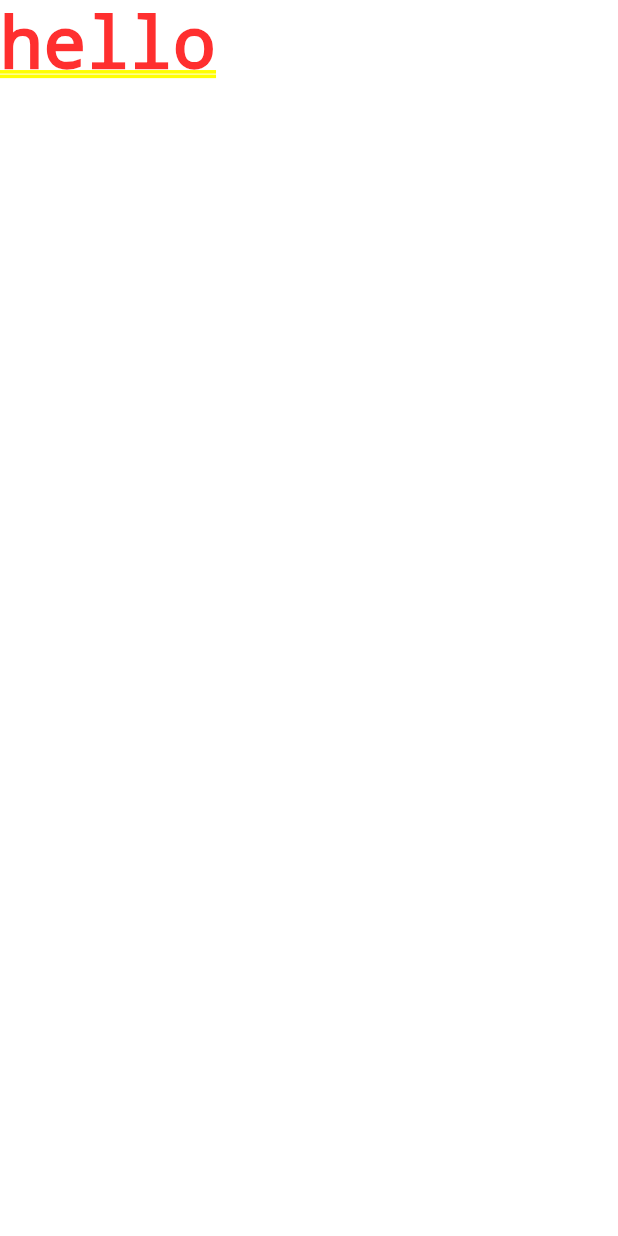
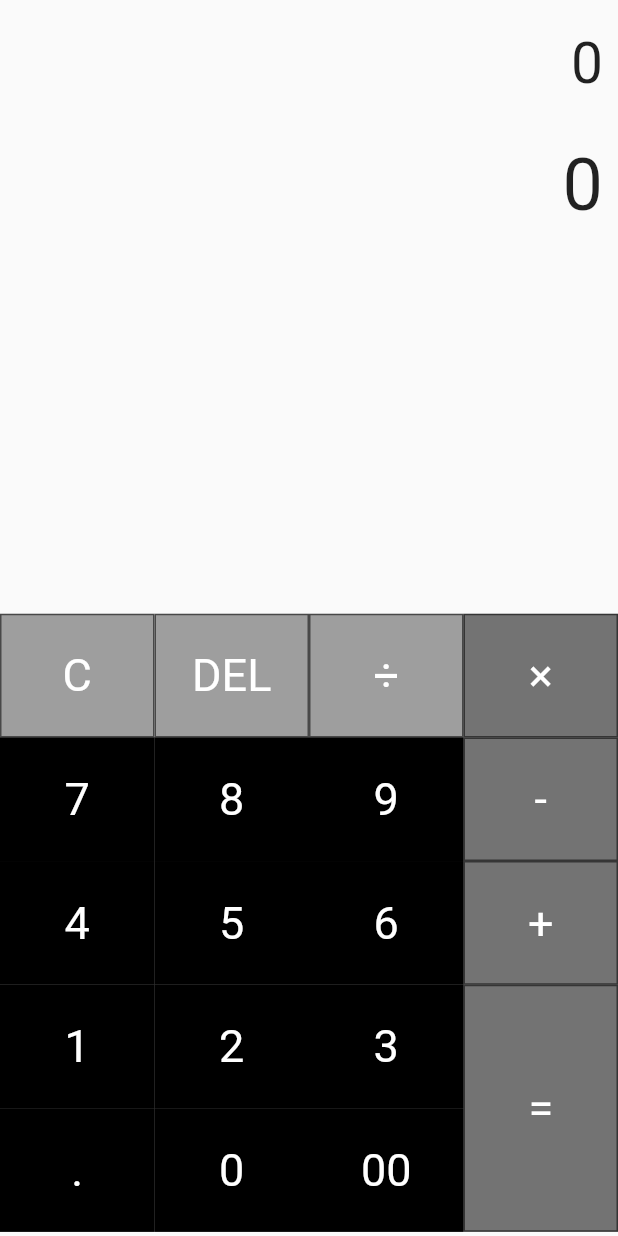
Before and after one commit to Cindy-dev/calculator, a Flutter app: the screen it shows after launch, on a phone screen of 412 x 824 dp. Run offline on Flutter 3.47's test engine with Material 2 defaults, Android fonts, the phone set to English and light mode, and no system bars; our stand-ins replace math_expressions.

Commit message:
A simple calculator

```diff
--- /dev/null
+++ b/lib/buttons.dart
@@ -0,0 +1,44 @@
+import 'package:flutter/material.dart';
+import 'package:provider/provider.dart';
+import './provider/button_provider.dart';
+
+class Buttons extends StatefulWidget {
+  final String buttonText;
+  final double buttonHeight;
+  final Color buttonColor;
+  Buttons({this.buttonText, this.buttonHeight, this.buttonColor});
+
+  @override
+  _ButtonsState createState() => _ButtonsState();
+}
+
+class _ButtonsState extends State<Buttons> {
+  @override
+  Widget build(BuildContext context) {
+    final provider = Provider.of<ButtonProvider>(context);
+    return Container(
+      //padding: EdgeInsets.all(16),
+      height: MediaQuery.of(context).size.height * 0.1 * widget.buttonHeight,
+      color: widget.buttonColor,
+      child: TextButton(
+          style: TextButton.styleFrom(
+            shape: RoundedRectangleBorder(
+                borderRadius: BorderRadius.circular(0),
+                side: BorderSide(
+                  color: Colors.black54,
+                  width: 1,
+                  style: BorderStyle.solid,
+                )),
+          ),
+          onPressed: () => provider.buttonPressed(widget.buttonText),
+          child: Text(
+            widget.buttonText,
+            style: TextStyle(
+              fontSize: 30,
+              fontWeight: FontWeight.normal,
+              color: Colors.white,
+            ),
+          )),
+    );
+  }
+}
--- a/lib/main.dart
+++ b/lib/main.dart
@@ -1,13 +1,19 @@
+import 'package:calculator/main_screen.dart';
+import 'package:calculator/provider/button_provider.dart';
 import 'package:flutter/material.dart';
+import 'package:provider/provider.dart';
 
 void main() => runApp(MyApp());
 
 class MyApp extends StatelessWidget {
   @override
   Widget build(BuildContext context) {
-    return MaterialApp(
-      debugShowCheckedModeBanner: false,
-      home: Text('hello'),
+    return ChangeNotifierProvider(
+      create:(context) => ButtonProvider(),
+      child: MaterialApp(
+        debugShowCheckedModeBanner: false,
+        home: MainScreeen(),
+      ),
     );
   }
 }
--- /dev/null
+++ b/lib/main_screen.dart
@@ -0,0 +1,180 @@
+import 'package:calculator/buttons.dart';
+import 'package:calculator/provider/button_provider.dart';
+import 'package:flutter/material.dart';
+import 'package:provider/provider.dart';
+
+class MainScreeen extends StatefulWidget {
+  static const routeName = 'mainscreen';
+  @override
+  _MainScreeenState createState() => _MainScreeenState();
+}
+
+class _MainScreeenState extends State<MainScreeen> {
+  @override
+  Widget build(BuildContext context) {
+    final provider = Provider.of<ButtonProvider>(context);
+    return SafeArea(
+      child: Scaffold(
+        body: Column(
+          children: [
+            Container(
+              alignment: Alignment.centerRight,
+              padding: EdgeInsets.fromLTRB(10, 20, 10, 0),
+              child: Text(
+                provider.equation,
+                style: TextStyle(fontSize: provider.equationFontSize),
+              ),
+            ),
+            Container(
+              alignment: Alignment.centerRight,
+              padding: EdgeInsets.fromLTRB(10, 30, 10, 0),
+              child: Text(
+                provider.result,
+                style: TextStyle(fontSize: provider.resultFontSize),
+              ),
+            ),
+            // Expanded(child: Divider()),
+            SizedBox(height: MediaQuery.of(context).size.height *0.31,),
+            Expanded(
+              child: Row(
+                mainAxisAlignment: MainAxisAlignment.center,
+                children: [
+                  Container(
+                    width: MediaQuery.of(context).size.width * .75,
+                    child: (Table(
+                      children: [
+                        TableRow(children: [
+                          Buttons(
+                            buttonText: 'C',
+                            buttonHeight: 1,
+                            buttonColor: Colors.grey,
+                          ),
+                          Buttons(
+                            buttonText: 'DEL',
+                            buttonHeight: 1,
+                            buttonColor: Colors.grey,
+                          ),
+                          Buttons(
+                            buttonText: '÷',
+                            buttonHeight: 1,
+                            buttonColor: Colors.grey,
+                          ),
+                        ]),
+                        TableRow(children: [
+                          Buttons(
+                            buttonText: '7',
+                            buttonHeight: 1,
+                            buttonColor: Colors.black,
+                          ),
+                          Buttons(
+                            buttonText: '8',
+                            buttonHeight: 1,
+                            buttonColor: Colors.black,
+                          ),
+                          Buttons(
+                            buttonText: '9',
+                            buttonHeight: 1,
+                            buttonColor: Colors.black,
+                          ),
+                        ]),
+                        TableRow(children: [
+                          Buttons(
+                            buttonText: '4',
+                            buttonHeight: 1,
+                            buttonColor: Colors.black,
+                          ),
+                          Buttons(
+                            buttonText: '5',
+                            buttonHeight: 1,
+                            buttonColor: Colors.black,
+                          ),
+                          Buttons(
+                            buttonText: '6',
+                            buttonHeight: 1,
+                            buttonColor: Colors.black,
+                          ),
+                        ]),
+                        TableRow(children: [
+                          Buttons(
+                            buttonText: '1',
+                            buttonHeight: 1,
+                            buttonColor: Colors.black,
+                          ),
+                          Buttons(
+                            buttonText: '2',
+                            buttonHeight: 1,
+                            buttonColor: Colors.black,
+                          ),
+                          Buttons(
+                            buttonText: '3',
+                            buttonHeight: 1,
+                            buttonColor: Colors.black,
+                          ),
+                        ]),
+                        TableRow(children: [
+                          Buttons(
+                            buttonText: '.',
+                            buttonHeight: 1,
+                            buttonColor: Colors.black,
+                          ),
+                          Buttons(
+                            buttonText: '0',
+                            buttonHeight: 1,
+                            buttonColor: Colors.black,
+                          ),
+                          Buttons(
+                            buttonText: '00',
+                            buttonHeight: 1,
+                            buttonColor: Colors.black,
+                          ),
+                        ]),
+                      ],
+                    )),
+                  ),
+                  Container(
+                    width: MediaQuery.of(context).size.width * 0.25,
+                    child: Table(
+                      children: [
+                        TableRow(children: [
+                          Buttons(
+                            buttonText: '×',
+                            buttonColor: Colors.black54,
+                            buttonHeight: 1,
+                          ),
+                        ]),
+                         TableRow(
+                           children: [
+                            Buttons(
+                              buttonText: '-',
+                              buttonColor: Colors.black54,
+                              buttonHeight: 1,
+                            ),
+                           ]),
+                          TableRow(
+                            children:[
+                             Buttons(
+                              buttonText: '+',
+                              buttonColor: Colors.black54,
+                              buttonHeight: 1,
+                            ),
+                          ]),
+                          TableRow(
+                            children: [
+                            Buttons(
+                              buttonText: '=',
+                              buttonColor: Colors.black54,
+                              buttonHeight: 2,
+                            ),
+                          ]),
+                      ],
+                    ),
+                  )
+                ],
+              ),
+            ),
+          ],
+        ),
+      ),
+    );
+  }
+}
--- /dev/null
+++ b/lib/provider/button_provider.dart
@@ -0,0 +1,51 @@
+import 'package:flutter/material.dart';
+import 'package:math_expressions/math_expressions.dart';
+
+class ButtonProvider extends ChangeNotifier{
+  String equation = "0";
+  String result = "0";
+  String expression = "";
+  double equationFontSize = 38.0;
+  double resultFontSize = 48.0;
+   buttonPressed(String buttonText){
+     if(buttonText == 'C'){
+       equation = '0';
+       result = '0';
+       equationFontSize = 38.0;
+       resultFontSize = 48.0;
+     }else if (buttonText == 'DEL'){
+       equationFontSize = 48.0;
+       resultFontSize = 38.0;
+       equation = equation.substring(0, equation.length-1);
+       result = result.substring(result.length);
+       if(equation == ''){
+         equation = '0';
+       }
+     } else if(buttonText == '='){
+       equationFontSize = 38.0;
+       resultFontSize = 48.0;
+
+       expression = equation;
+       expression = expression.replaceAll('×', '*');
+       expression = expression.replaceAll('÷', '/');
+       try{
+         Parser p = Parser();
+         Expression exp = p.parse(expression);
+
+         ContextModel cm = ContextModel();
+         result = '${exp.evaluate(EvaluationType.REAL, cm)}';
+       }catch(e){
+         result = 'Error';
+       }
+     } else{
+       equationFontSize = 38.0;
+       resultFontSize = 48.0;
+       if(equation == '0'){
+         equation = buttonText;
+      }else{
+        equation = equation + buttonText;
+      }
+    }
+    notifyListeners();
+   }
+}
--- a/pubspec.yaml
+++ b/pubspec.yaml
@@ -23,6 +23,8 @@ environment:
 dependencies:
   flutter:
     sdk: flutter
+  math_expressions: ^2.0.2
+  provider: ^4.3.3
 
 
   # The following adds the Cupertino Icons font to your application.
```
Also changed, not shown: pubspec.lock.
